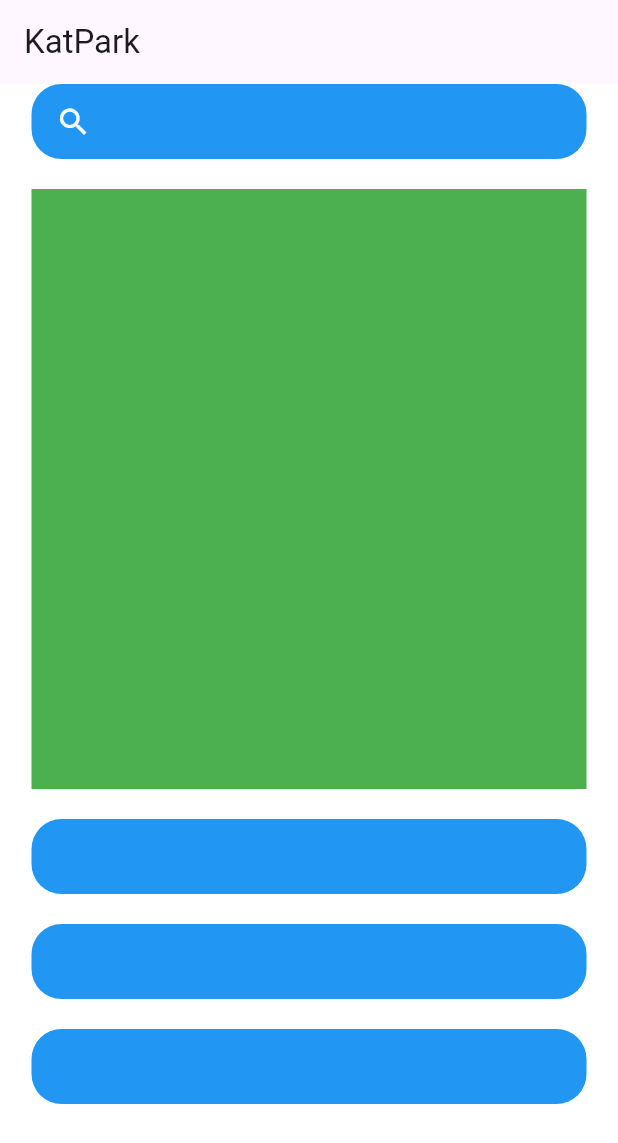
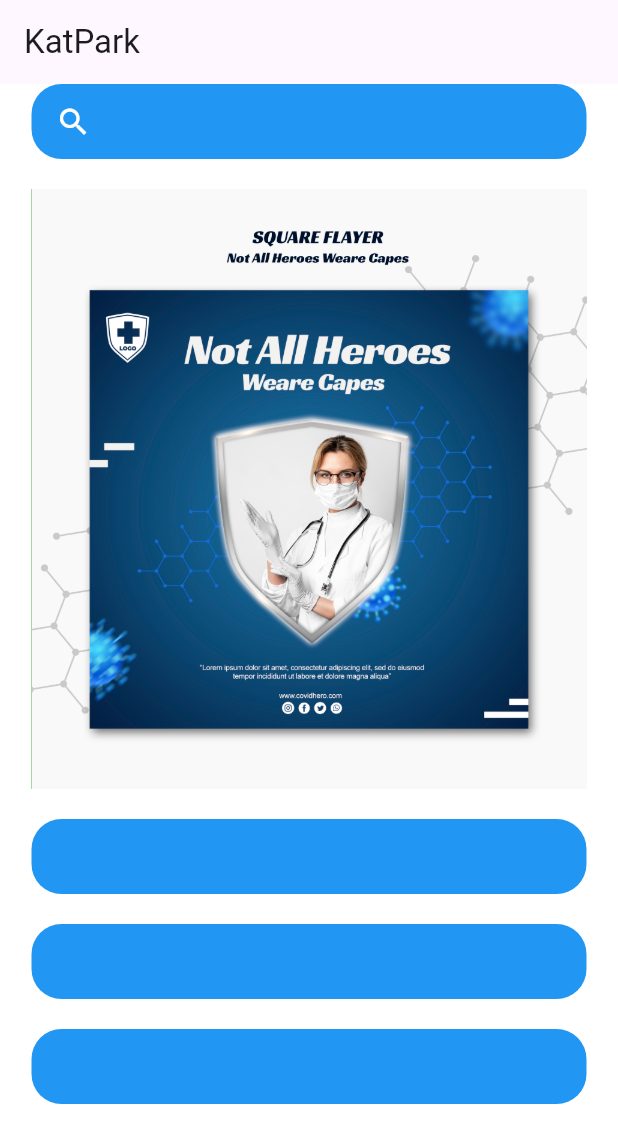
Before and after one commit to subod4/Kusom_Hackathon, a Flutter app: the screen it shows after launch, on a phone screen of 412 x 824 dp. Shown: the top 1143 px of the screen. Run offline on Flutter 3.47's test engine with Material 3 defaults, Android fonts, the phone set to English and light mode, and no system bars.

Commit message:
added horizontal scroll view and images

```diff
--- a/lib/main.dart
+++ b/lib/main.dart
@@ -37,6 +37,24 @@ class MyApp extends StatelessWidget {
               height: 400,
               width:370,
               color: Colors.green,
+              child: ListView(
+                scrollDirection: Axis.horizontal,
+                children: [
+                Container(
+                height: 400,
+                width:370,
+                child: const Image(image:AssetImage('assets/image2.jpg'),fit: BoxFit.cover,)
+                ),
+              Container(
+                height: 400,
+                width:370,
+                child: const Image(image:AssetImage('assets/image3.jpg'),fit: BoxFit.cover,)),
+              Container(
+              height: 400,
+              width:370,
+                  child: const Image(image:AssetImage('assets/image1.jpg'),fit: BoxFit.cover,))
+                ],
+              ),
             ),
             const SizedBox(height: 20),
             Container(
```
Also changed, not shown: pubspec.yaml (+5 -3 lines), assets/image1.jpg (added), assets/image2.jpg (added), 1 other file.
